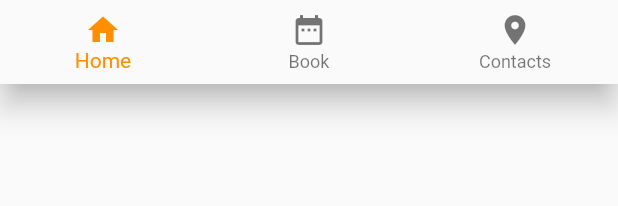
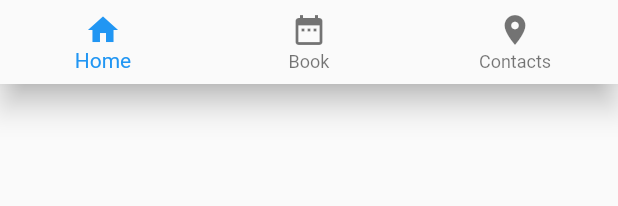
Before and after one commit to alaksej/flutter_only_kids, a Flutter app: the BottomNavBar widget shown alone on an empty page, opened directly, on a phone screen of 412 x 824 dp. Shown: the top 206 px of the screen. Run offline on Flutter 3.47's test engine with Material 2 defaults, Android fonts, the phone set to English and light mode, and no system bars; our stand-ins replace bloc, flutter_bloc, rxdart.

Commit message:
use theme color for the bottom nav bar

```diff
--- a/lib/widgets/bottom_nav_bar.dart
+++ b/lib/widgets/bottom_nav_bar.dart
@@ -30,7 +30,7 @@ class BottomNavBar extends StatelessWidget {
               ),
             ],
             currentIndex: _navBarBloc.currentState,
-            selectedItemColor: Colors.amber[800],
+            selectedItemColor: Theme.of(context).accentColor,
             onTap: (index) {
               _navBarBloc.dispatch(NavBarEvent(index));
             },
```
